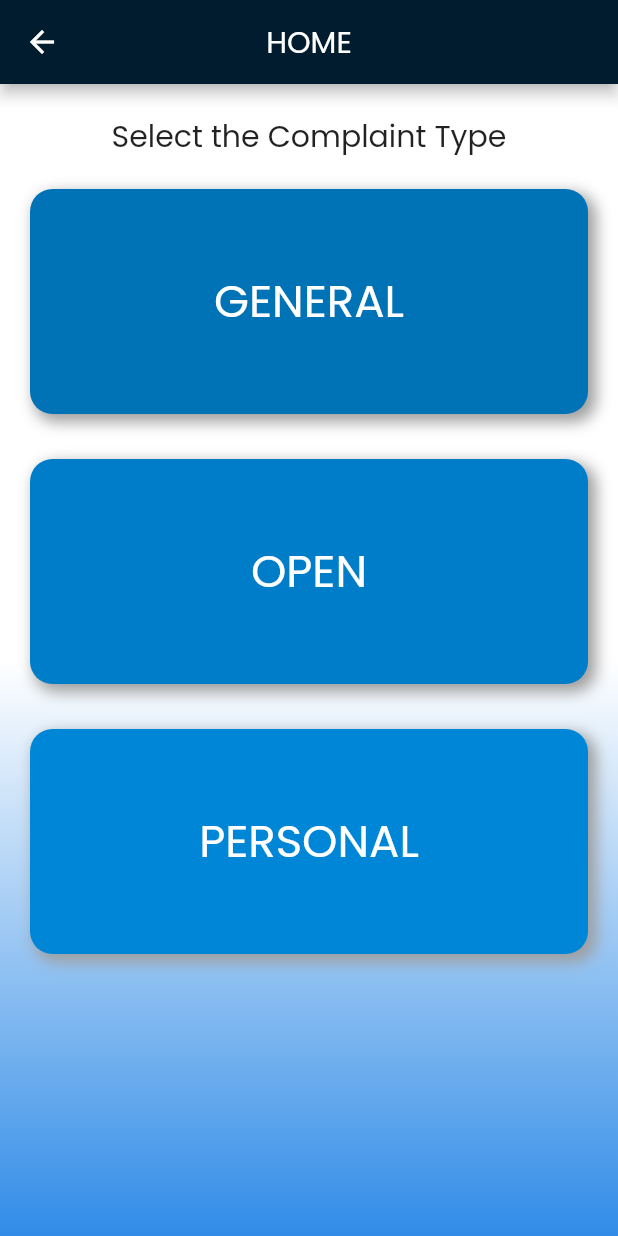
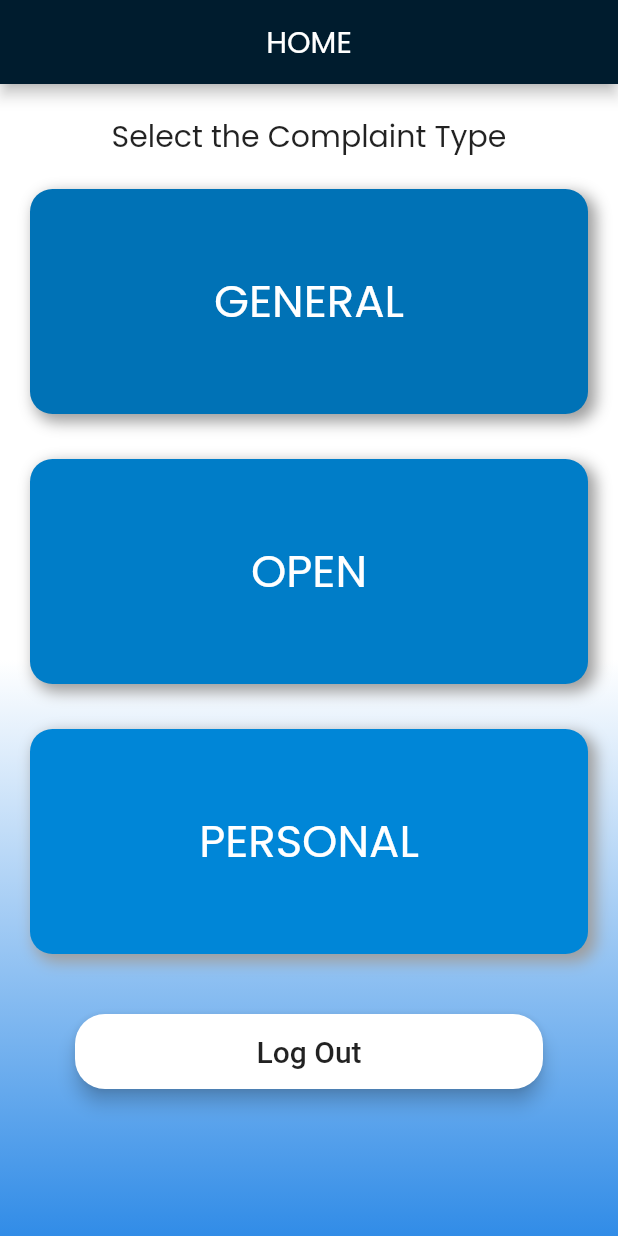
Before and after one commit to Madhav-S-S/voice_app, a Flutter app: the studentHomeScreen screen opened directly, on a phone screen of 412 x 824 dp. Run offline on Flutter 3.47's test engine with Material 2 defaults, Android fonts, the phone set to English and light mode, and no system bars; our stand-ins replace cached_network_image, cloud_firestore, connectivity_plus, firebase_auth, firebase_core, flutter_bloc and 2 more; accounts and stored records are empty.

Commit message:
Now the user will be signed in even after the app is closed.Also test logout button is added

```diff
--- a/lib/student/student_home.dart
+++ b/lib/student/student_home.dart
@@ -112,7 +112,32 @@ class _StudentHomeScreenState extends State<studentHomeScreen> {
                   ]
                 )
                 ),
-
+                SizedBox(
+                      height: 40,
+                    ),
+                    //increase the width of the MaterialButton below
+                    MaterialButton(
+                      minWidth: MediaQuery.of(context).size.width-100,
+                      shape: RoundedRectangleBorder(
+                          borderRadius:
+                              BorderRadius.all(Radius.circular(20.0))),
+                      elevation: 5.0,
+                      height: 50,
+                      onPressed: () {
+                            FirebaseAuth.instance.signOut().then((value) {
+                              print("Signed Out");
+                              Navigator.push(context,
+                                  MaterialPageRoute(builder: (context) => LoginPage()));
+                            });
+                          },
+                      child: Text(
+                        "Log Out",
+                        style: TextStyle(
+                          fontSize: 20,
+                        ),
+                      ),
+                      color: Colors.white,
+                    ),
               ],
             ),
           ))),
--- a/lib/student/student_login_screen.dart
+++ b/lib/student/student_login_screen.dart
@@ -7,7 +7,6 @@ import 'package:voice/student/signup_screen.dart';
 import 'package:voice/utils/color_utils.dart';
 import 'package:flutter/material.dart';
 import 'package:voice/core/utils/image_constant.dart';
-import 'package:voice/faculty/faculty_login_screen.dart';
 //keep user logged in even after closing the app
 import 'package:shared_preferences/shared_preferences.dart';
 class LoginPage extends StatefulWidget {
```
Also changed, not shown: lib/faculty/faculty_home.dart (+22 -1 lines), lib/faculty/faculty_login_screen.dart (deleted, +0 -115 lines).
